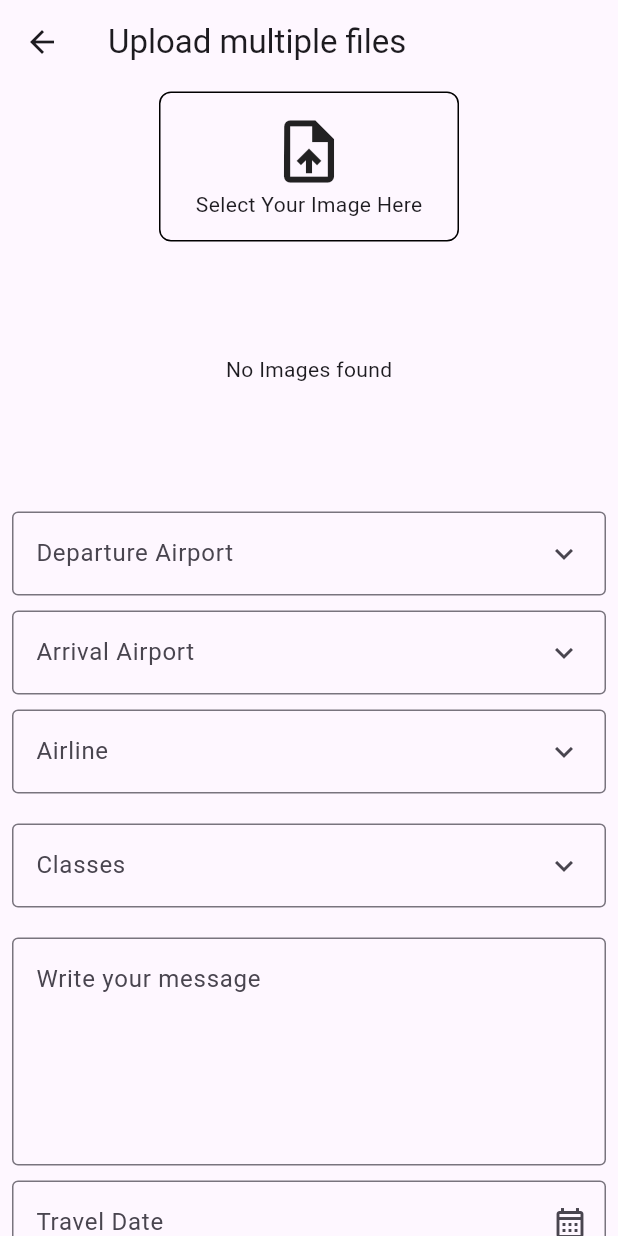
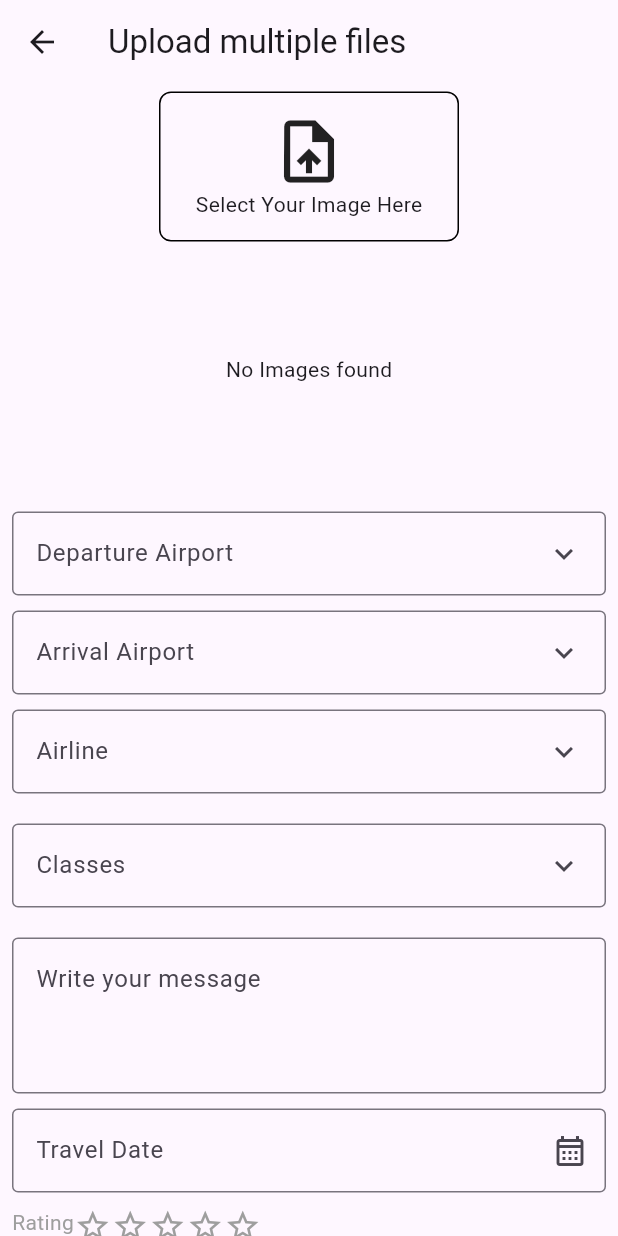
Before and after one commit to Roman2031/assignment, a Flutter app: the ShareScreen screen opened directly, on a phone screen of 412 x 824 dp. Run offline on Flutter 3.47's test engine with Material 3 defaults, Android fonts, the phone set to English and light mode, and no system bars; drawn by our look-alikes of flutter_rating; our stand-ins replace cloud_firestore, firebase_auth, firebase_core, firebase_storage, get, image_picker; missing offline and left inert: month_year_picker; accounts and stored records are empty.

Commit message:
data save to firebase

```diff
--- a/lib/model/model.dart
+++ b/lib/model/model.dart
@@ -20,6 +20,6 @@
 }
 
  class Classes {
-  String label;
-  Classes(this.label);
+  String classType;
+  Classes(this.classType);
 }
--- a/lib/post/share_screen.dart
+++ b/lib/post/share_screen.dart
@@ -9,6 +9,7 @@ import 'package:assignment/model/model.dart';
 import 'package:flutter_localizations/flutter_localizations.dart';
 import 'package:month_year_picker/month_year_picker.dart';
 import 'package:intl/intl.dart';
+import 'package:flutter_rating/flutter_rating.dart';
 
 class ShareScreen extends StatefulWidget {
   const ShareScreen({super.key});
@@ -32,6 +33,9 @@ class _ShareScreenState extends State<ShareScreen> {
   Airline? selectedAirline;
   Classes? selectedClass;
   DateTime? _selected;
+
+  double rating = 0;
+  int starCount = 5;
 
   @override
   Widget build(BuildContext context) {
@@ -208,7 +212,7 @@ selectedMonthDateController = TextEditingController(text: _selected == null ? ''
                     classItems.map<DropdownMenuEntry<Classes>>((Classes menu) {
                   return DropdownMenuEntry<Classes>(
                       value: menu,
-                      label: menu.label);
+                      label: menu.classType);
                 }).toList(),
               ),
                const SizedBox(
@@ -222,7 +226,7 @@ selectedMonthDateController = TextEditingController(text: _selected == null ? ''
                 child: TextField(
                   controller: postTextController,
                   keyboardType: TextInputType.multiline,
-                  maxLines: 5,
+                  maxLines: 3,
                   decoration: InputDecoration(
                       border: OutlineInputBorder(), hintText: 'Write your message'),
                 ),
@@ -244,13 +248,38 @@ selectedMonthDateController = TextEditingController(text: _selected == null ? ''
             const SizedBox(
               height: 10,
             ),
+             Container(
+              width: width,
+               child: Row(
+                mainAxisAlignment: MainAxisAlignment.start,
+                crossAxisAlignment: CrossAxisAlignment.start,
+                 children: [
+                  Text('Rating',style: TextStyle(color: Colors.grey)),
+                  StarRating(
+                    size: 25.0,
+                    rating: rating,
+                    color: Colors.orange,
+                    borderColor: Colors.grey,
+                    allowHalfRating: false,
+                    starCount: starCount,
+                    onRatingChanged: (rating) => setState(() {
+                      this.rating = rating;
+                    }),),
+                 ],
+               ),
+             ),
          const SizedBox(
               height: 10,
             ),
+            Row(
+              mainAxisAlignment: MainAxisAlignment.start,
+              crossAxisAlignment: CrossAxisAlignment.start,
+              children: [
                 Container(
-              width: width,
+                  padding: EdgeInsets.only(left: 8),
+                  width: 175,
                   child: MaterialButton(
-                  color: Colors.blue,
+                      color: Colors.black,
                       minWidth: double.infinity,
                       shape: RoundedRectangleBorder(
                           borderRadius: BorderRadius.circular(8)),
@@ -261,13 +290,28 @@ selectedMonthDateController = TextEditingController(text: _selected == null ? ''
                           downloadUrls.add(url);
 
                           if (i == images.length - 1) {
-                        storeEntry(downloadUrls, postTextController.text);
+                            storeEntry(downloadUrls, postTextController.text,
+                            selectedDepartureAirport!.departureAirportName,
+                            selectedDepartureAirport!.departureAirportAddress,
+                            selectedDepartureAirport!.departureAirportShortCode,
+                            selectedArrivalAirport!.arrivalAirportName,
+                            selectedArrivalAirport!.arrivalAirportAddress,
+                            selectedArrivalAirport!.arrivalAirportShortCode,
+                            selectedAirline!.airlineName,
+                            selectedAirline!.airlineCountry,
+                            selectedAirline!.airlineShortCode,
+                            selectedClass!.classType,
+                            selectedMonthDateController!.text,
+                            rating.toString()
+                            );
                           }
                         }
                       },
-                  child: Text("Share Now"),
+                      child: Text("Share Now",style: TextStyle(color: Colors.white),),
 
                   ),
+                ),
+              ],
             )
 
          ]),
@@ -327,10 +371,37 @@ selectedMonthDateController = TextEditingController(text: _selected == null ? ''
     return url;
   }
 
-  storeEntry(List<String> imageUrls, String name) {
+  storeEntry(List<String> imageUrls,
+  String postText,
+  String departureAirportName,
+  String departureAirportAddress,
+  String departureAirportShortCode,
+  String arrivalAirportName,
+  String arrivalAirportAddress,
+  String arrivalAirportShortCode,
+  String airlineName,
+  String airlineCountry,
+  String airlineShortCode,
+  String className,
+  String travelDate,
+  String rating
+  ) {
     FirebaseFirestore.instance
         .collection('post')
-        .add({'image': imageUrls, 'name': name}).then((value) {
+        .add({'image': imageUrls, 'post': postText,
+        'departureAirportName': departureAirportName,
+        'departureAirportAddress': departureAirportAddress,
+        'departureAirportShortCode': departureAirportShortCode,
+        'arrivalAirportName': arrivalAirportName,
+        'arrivalAirportAddress': arrivalAirportAddress,
+        'arrivalAirportShortCode': arrivalAirportShortCode,
+        'airlineName': airlineName,
+        'airlineCountry': airlineCountry,
+        'airlineShortCode': airlineShortCode,
+        'className': className,
+        'travelDate': travelDate,
+        'rating': rating
+        }).then((value) {
       Get.snackbar('Success', 'Data is stored successfully');
     });
   }
--- a/pubspec.yaml
+++ b/pubspec.yaml
@@ -40,6 +40,8 @@ dependencies:
   image_picker: ^1.1.2
   cloud_firestore: ^5.6.8
   get: ^4.7.2
+  month_year_picker: ^0.5.0+1
+  flutter_rating: ^2.0.2
 
 dev_dependencies:
   flutter_test:
```
Lines whose indentation alone changed are shown as unchanged.
